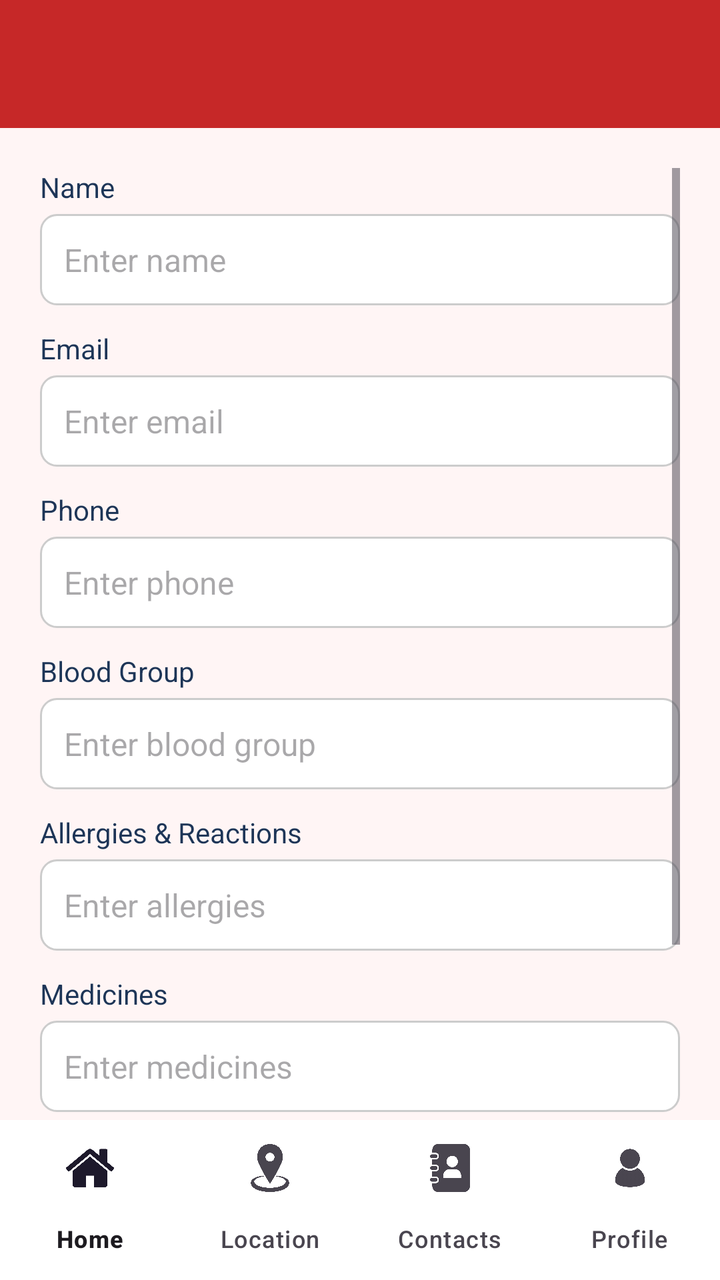
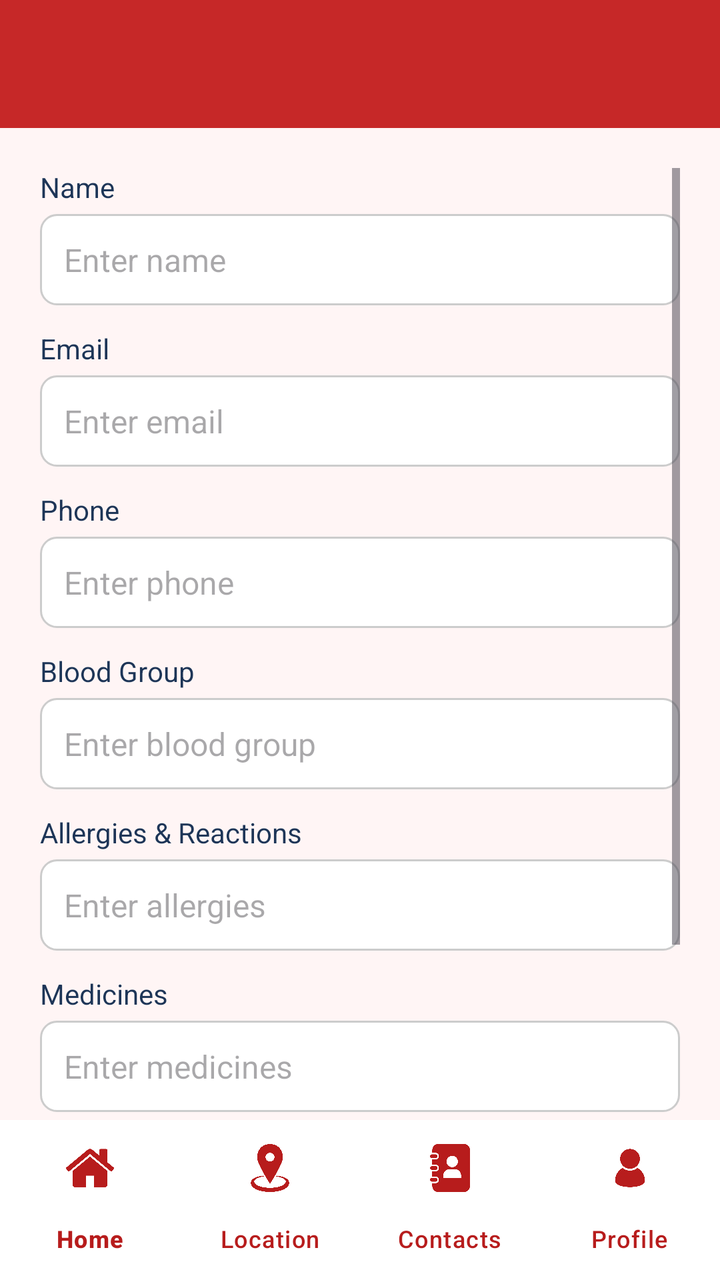

An Android layout rendered at two revisions. The XML below is the earlier revision; the diff shows what the commit changed to produce the second picture.
<!-- AndroidManifest.xml: application theme Theme.lifeguard -->
<!-- res/layout/activity_edit_profile.xml -->
<androidx.coordinatorlayout.widget.CoordinatorLayout
    xmlns:android="http://schemas.android.com/apk/res/android"
    xmlns:app="http://schemas.android.com/apk/res-auto"
    android:layout_width="match_parent"
    android:layout_height="match_parent"
    android:background="#FFF5F5">

    
    <com.google.android.material.appbar.MaterialToolbar
        android:id="@+id/topAppBar"
        android:layout_width="match_parent"
        android:layout_height="?attr/actionBarSize"
        android:background="#C62828"
        android:title="Edit Profile"
        android:titleTextColor="@color/white"/>

    
    <ScrollView
        android:layout_width="match_parent"
        android:layout_height="match_parent"
        android:layout_marginTop="?attr/actionBarSize"
        android:layout_marginBottom="56dp"
        android:padding="20dp">
        <LinearLayout
            android:orientation="vertical"
            android:layout_width="match_parent"
            android:layout_height="wrap_content">

            
            <LinearLayout
                android:orientation="vertical"
                android:layout_width="match_parent"
                android:layout_height="wrap_content"
                android:layout_marginBottom="12dp">
                <TextView
                    android:text="Name"
                    android:textSize="14sp"
                    android:textColor="#1D3557"
                    android:layout_marginBottom="4dp"
                    android:layout_width="wrap_content"
                    android:layout_height="wrap_content"/>
                <EditText
                    android:id="@+id/etName"
                    android:hint="Enter name"
                    android:textSize="16sp"
                    android:textColor="#1D3557"
                    android:background="@drawable/field_background"
                    android:padding="12dp"
                    android:layout_width="match_parent"
                    android:layout_height="wrap_content"/>
            </LinearLayout>

            
            <LinearLayout
                android:orientation="vertical"
                android:layout_width="match_parent"
                android:layout_height="wrap_content"
                android:layout_marginBottom="12dp">
                <TextView
                    android:text="Email"
                    android:textSize="14sp"
                    android:textColor="#1D3557"
                    android:layout_marginBottom="4dp"
                    android:layout_width="wrap_content"
                    android:layout_height="wrap_content"/>
                <EditText
                    android:id="@+id/etEmail"
                    android:hint="Enter email"
                    android:textSize="16sp"
                    android:textColor="#1D3557"
                    android:background="@drawable/field_background"
                    android:padding="12dp"
                    android:inputType="textEmailAddress"
                    android:layout_width="match_parent"
                    android:layout_height="wrap_content"/>
            </LinearLayout>

            
            <LinearLayout
                android:orientation="vertical"
                android:layout_width="match_parent"
                android:layout_height="wrap_content"
                android:layout_marginBottom="12dp">
                <TextView
                    android:text="Phone"
                    android:textSize="14sp"
                    android:textColor="#1D3557"
                    android:layout_marginBottom="4dp"
                    android:layout_width="wrap_content"
                    android:layout_height="wrap_content"/>
                <EditText
                    android:id="@+id/etPhone"
                    android:hint="Enter phone"
                    android:textSize="16sp"
                    android:textColor="#1D3557"
                    android:background="@drawable/field_background"
                    android:padding="12dp"
                    android:inputType="phone"
                    android:layout_width="match_parent"
                    android:layout_height="wrap_content"/>
            </LinearLayout>

            
            <LinearLayout
                android:orientation="vertical"
                android:layout_width="match_parent"
                android:layout_height="wrap_content"
                android:layout_marginBottom="12dp">
                <TextView
                    android:text="Blood Group"
                    android:textSize="14sp"
                    android:textColor="#1D3557"
                    android:layout_marginBottom="4dp"
                    android:layout_width="wrap_content"
                    android:layout_height="wrap_content"/>
                <EditText
                    android:id="@+id/etBloodGroup"
                    android:hint="Enter blood group"
                    android:textSize="16sp"
                    android:textColor="#1D3557"
                    android:background="@drawable/field_background"
                    android:padding="12dp"
                    android:layout_width="match_parent"
                    android:layout_height="wrap_content"/>
            </LinearLayout>

            
            <LinearLayout
                android:orientation="vertical"
                android:layout_width="match_parent"
                android:layout_height="wrap_content"
                android:layout_marginBottom="12dp">
                <TextView
                    android:text="Allergies &amp; Reactions"
                    android:textSize="14sp"
                    android:textColor="#1D3557"
                    android:layout_marginBottom="4dp"
                    android:layout_width="wrap_content"
                    android:layout_height="wrap_content"/>
                <EditText
                    android:id="@+id/etAllergies"
                    android:hint="Enter allergies"
                    android:textSize="16sp"
                    android:textColor="#1D3557"
                    android:background="@drawable/field_background"
                    android:padding="12dp"
                    android:layout_width="match_parent"
                    android:layout_height="wrap_content"/>
            </LinearLayout>

            
            <LinearLayout
                android:orientation="vertical"
                android:layout_width="match_parent"
                android:layout_height="wrap_content"
                android:layout_marginBottom="12dp">
                <TextView
                    android:text="Medicines"
                    android:textSize="14sp"
                    android:textColor="#1D3557"
                    android:layout_marginBottom="4dp"
                    android:layout_width="wrap_content"
                    android:layout_height="wrap_content"/>
                <EditText
                    android:id="@+id/etMedicines"
                    android:hint="Enter medicines"
                    android:textSize="16sp"
                    android:textColor="#1D3557"
                    android:background="@drawable/field_background"
                    android:padding="12dp"
                    android:layout_width="match_parent"
                    android:layout_height="wrap_content"/>
            </LinearLayout>

            
            <LinearLayout
                android:orientation="vertical"
                android:layout_width="match_parent"
                android:layout_height="wrap_content"
                android:layout_marginBottom="20dp">
                <TextView
                    android:text="Medical Notes"
                    android:textSize="14sp"
                    android:textColor="#1D3557"
                    android:layout_marginBottom="4dp"
                    android:layout_width="wrap_content"
                    android:layout_height="wrap_content"/>
                <EditText
                    android:id="@+id/etMedicalNotes"
                    android:hint="Enter notes"
                    android:textSize="16sp"
                    android:textColor="#1D3557"
                    android:background="@drawable/field_background"
                    android:padding="12dp"
                    android:layout_width="match_parent"
                    android:layout_height="wrap_content"/>
            </LinearLayout>

            
            <Button
                android:id="@+id/btnSave"
                android:text="Save"
                android:textColor="#FFFFFF"
                android:backgroundTint="#C62828"
                android:layout_width="match_parent"
                android:layout_height="50dp"/>

        </LinearLayout>
    </ScrollView>

    
    <com.google.android.material.bottomnavigation.BottomNavigationView
        android:id="@+id/bottomNavigation"
        android:layout_width="match_parent"
        android:layout_height="wrap_content"
        android:layout_gravity="bottom"
        android:background="@android:color/white"
        app:menu="@menu/bottom_nav_menu"
        app:labelVisibilityMode="labeled"/>

</androidx.coordinatorlayout.widget.CoordinatorLayout>
<!-- resources referenced by this layout -->
<resources>
  <color name="white">#FFFFFFFF</color>
  <!-- drawable field_background (drawable) -->
  <shape xmlns:android="http://schemas.android.com/apk/res/android"
      android:shape="rectangle">
      <solid android:color="#FFFFFF" />
      <stroke android:width="1dp" android:color="#CCCCCC"/>
      <corners android:radius="8dp"/>
  </shape>
  <style name="Theme.lifeguard" parent="Base.Theme.lifeguard" />
  <style name="Base.Theme.lifeguard" parent="Theme.Material3.DayNight.NoActionBar">
          
          
      </style>
</resources>

<!-- the commit's change to res/layout/activity_edit_profile.xml (unified diff, before → after) -->
@@ -216,6 +216,8 @@
         android:layout_gravity="bottom"
         android:background="@android:color/white"
         app:menu="@menu/bottom_nav_menu"
+        app:itemIconTint="#B71C1C"
+        app:itemTextColor="#B71C1C"
         app:labelVisibilityMode="labeled"/>
 
 </androidx.coordinatorlayout.widget.CoordinatorLayout>
